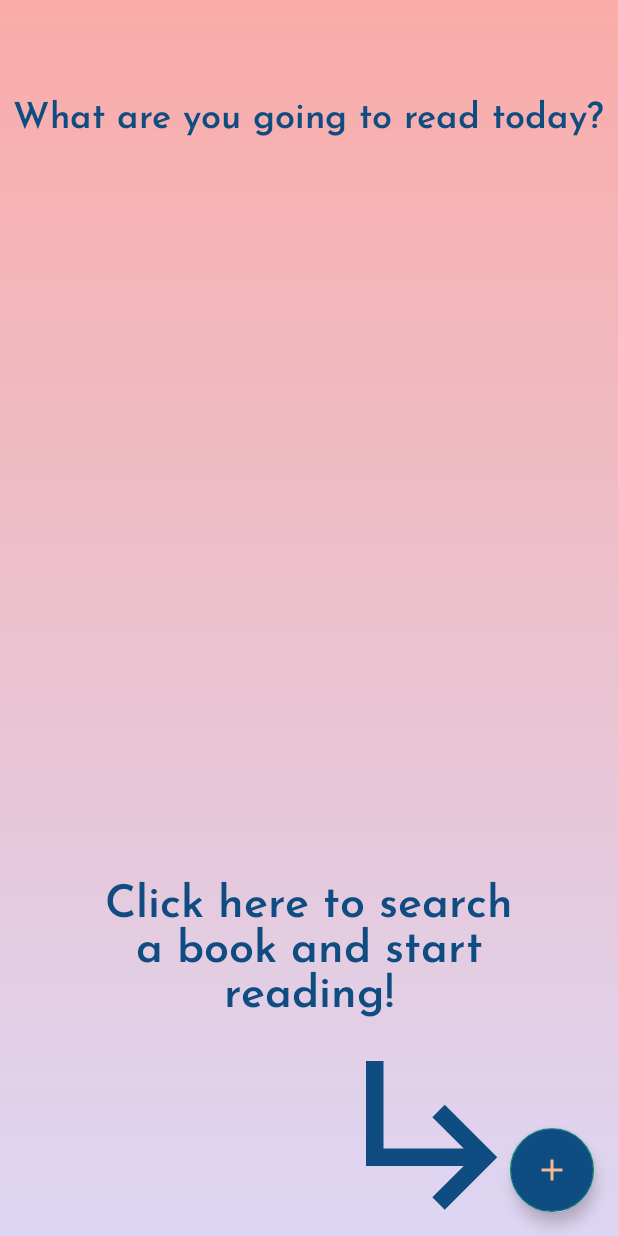
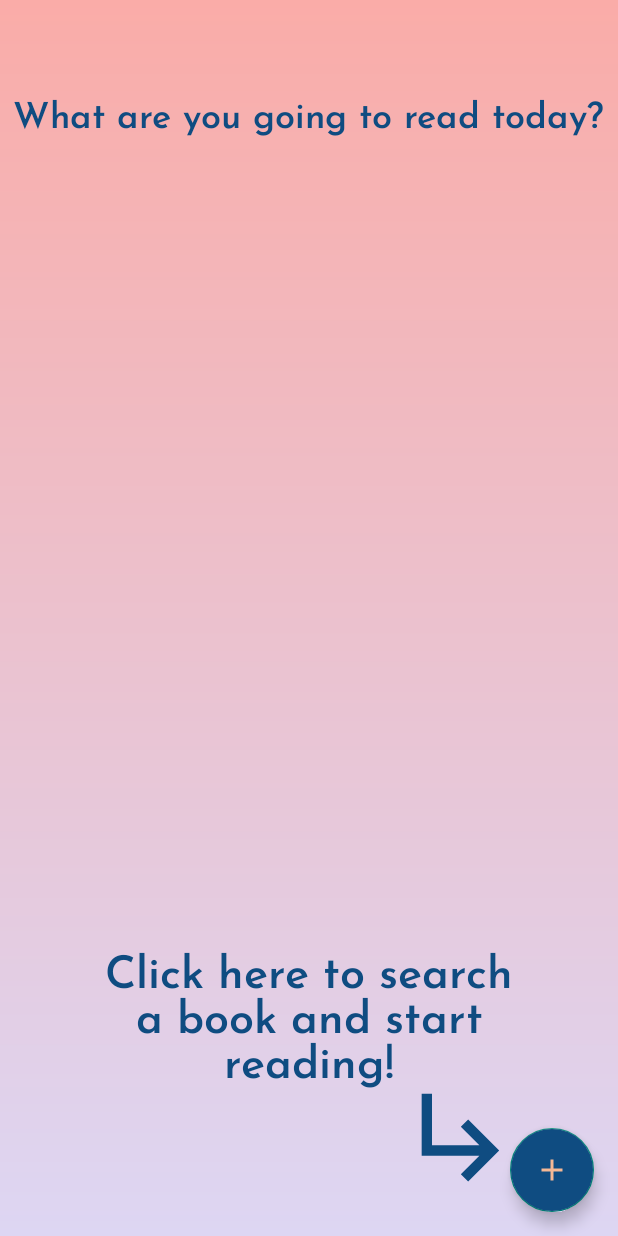
Before and after one commit to drcabral/WeBookmark, an Android app: the screen it shows after launch (HomeActivity), on a phone screen of 412 x 824 dp. Run offline under Robolectric (Android 15) with nearby library versions, the light colour scheme and no system bars; our stand-ins replace Room's generated code.

```diff
--- a/app/src/main/res/layout/content_main.xml
+++ b/app/src/main/res/layout/content_main.xml
@@ -57,19 +57,21 @@
             app:layout_constraintHorizontal_bias="1.0"
             app:layout_constraintStart_toStartOf="parent"
             app:layout_constraintTop_toTopOf="parent"
-            app:layout_constraintVertical_bias="0.747" />
+            app:layout_constraintVertical_bias="0.829" />
 
         <ImageView
             android:id="@+id/imageView"
-            android:layout_width="140dp"
-            android:layout_height="140dp"
+            android:layout_width="0dp"
+            android:layout_height="0dp"
             app:layout_constraintBottom_toBottomOf="parent"
             app:layout_constraintEnd_toEndOf="parent"
             app:layout_constraintHorizontal_bias="0.812"
             app:layout_constraintStart_toStartOf="parent"
             app:layout_constraintTop_toBottomOf="@+id/helper_textview"
             app:layout_constraintVertical_bias="1.0"
-            app:srcCompat="@drawable/ic_arrow_top_right" />
+            app:srcCompat="@drawable/ic_arrow_top_right"
+            app:layout_constraintHeight_percent="0.2"
+            app:layout_constraintWidth_percent="0.2"/>
 
     </androidx.constraintlayout.widget.ConstraintLayout>
 
```
Also changed, not shown: 1 other file.
